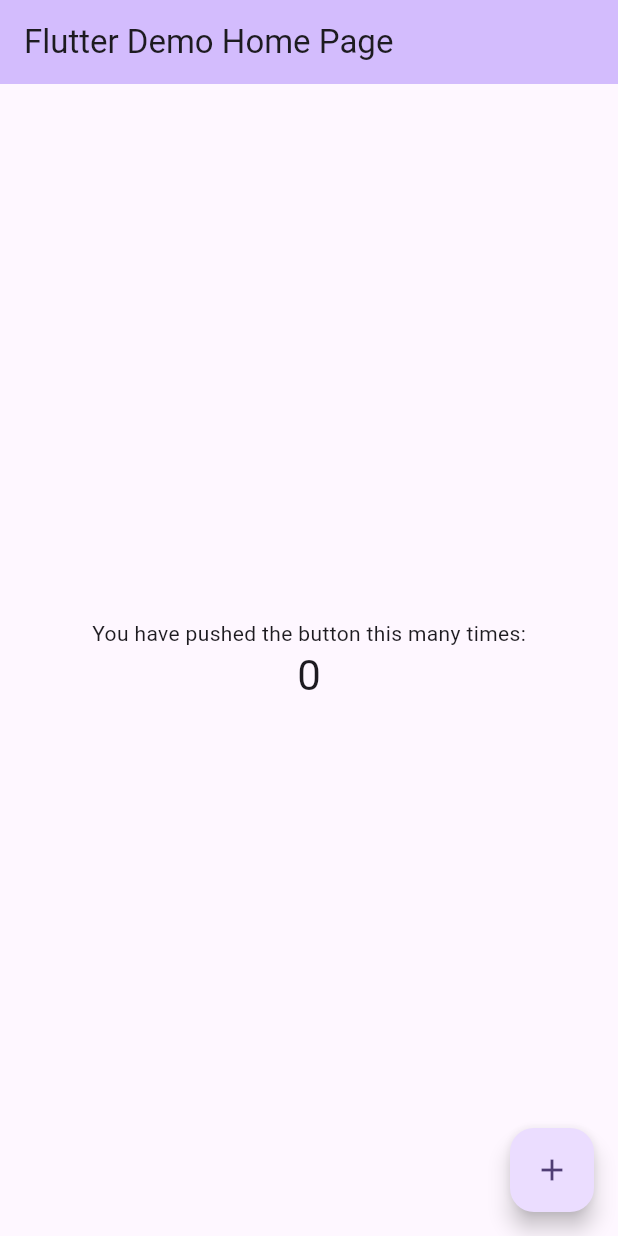
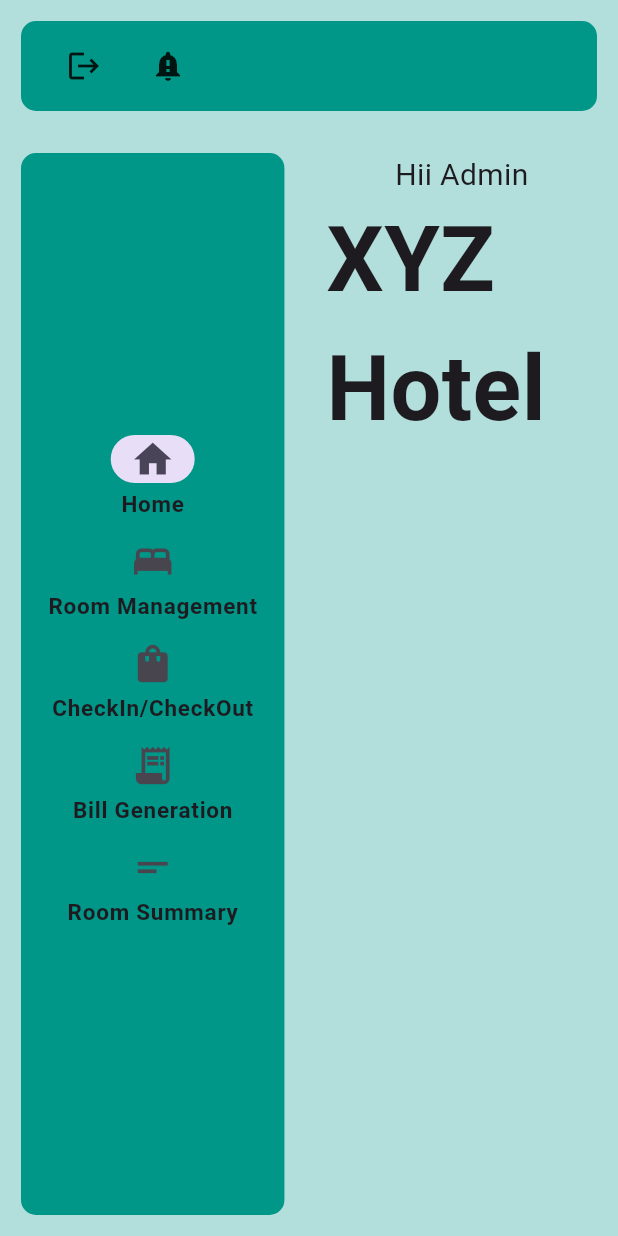
Before and after one commit to CosmicVoidd/Rest_Nest_Admin, a Flutter app: the screen it shows after launch, on a phone screen of 412 x 824 dp. Run offline on Flutter 3.47's test engine with Material 3 defaults, Android fonts, the phone set to English and light mode, and no system bars; missing offline and left inert: window_size.

Commit message:
dashboard1

```diff
--- a/lib/main.dart
+++ b/lib/main.dart
@@ -1,122 +1,30 @@
 import 'package:flutter/material.dart';
+import 'package:rest_nest_admin/pages/dashboard.dart';
+import 'dart:io';
+import 'package:window_size/window_size.dart';
 
-void main() {
+void main() async {
+
+  WidgetsFlutterBinding.ensureInitialized();
+
+  if (Platform.isWindows || Platform.isLinux || Platform.isMacOS) {
+    setWindowTitle('Rest Nest Admin');
+    setWindowMaxSize(Size.infinite);
+    setWindowMinSize(Size.infinite);
+    setWindowFrame(Rect.fromLTWH(0, 0, 1920, 1080));
+  }
+
   runApp(const MyApp());
 }
 
 class MyApp extends StatelessWidget {
   const MyApp({super.key});
 
-  // This widget is the root of your application.
   @override
   Widget build(BuildContext context) {
     return MaterialApp(
-      title: 'Flutter Demo',
-      theme: ThemeData(
-        // This is the theme of your application.
-        //
-        // TRY THIS: Try running your application with "flutter run". You'll see
-        // the application has a purple toolbar. Then, without quitting the app,
-        // try changing the seedColor in the colorScheme below to Colors.green
-        // and then invoke "hot reload" (save your changes or press the "hot
-        // reload" button in a Flutter-supported IDE, or press "r" if you used
-        // the command line to start the app).
-        //
-        // Notice that the counter didn't reset back to zero; the application
-        // state is not lost during the reload. To reset the state, use hot
-        // restart instead.
-        //
-        // This works for code too, not just values: Most code changes can be
-        // tested with just a hot reload.
-        colorScheme: ColorScheme.fromSeed(seedColor: Colors.deepPurple),
-      ),
-      home: const MyHomePage(title: 'Flutter Demo Home Page'),
+      debugShowCheckedModeBanner: false,
+      home: dashboard(),
     );
   }
 }
-
-class MyHomePage extends StatefulWidget {
-  const MyHomePage({super.key, required this.title});
-
-  // This widget is the home page of your application. It is stateful, meaning
-  // that it has a State object (defined below) that contains fields that affect
-  // how it looks.
-
-  // This class is the configuration for the state. It holds the values (in this
-  // case the title) provided by the parent (in this case the App widget) and
-  // used by the build method of the State. Fields in a Widget subclass are
-  // always marked "final".
-
-  final String title;
-
-  @override
-  State<MyHomePage> createState() => _MyHomePageState();
-}
-
-class _MyHomePageState extends State<MyHomePage> {
-  int _counter = 0;
-
-  void _incrementCounter() {
-    setState(() {
-      // This call to setState tells the Flutter framework that something has
-      // changed in this State, which causes it to rerun the build method below
-      // so that the display can reflect the updated values. If we changed
-      // _counter without calling setState(), then the build method would not be
-      // called again, and so nothing would appear to happen.
-      _counter++;
-    });
-  }
-
-  @override
-  Widget build(BuildContext context) {
-    // This method is rerun every time setState is called, for instance as done
-    // by the _incrementCounter method above.
-    //
-    // The Flutter framework has been optimized to make rerunning build methods
-    // fast, so that you can just rebuild anything that needs updating rather
-    // than having to individually change instances of widgets.
-    return Scaffold(
-      appBar: AppBar(
-        // TRY THIS: Try changing the color here to a specific color (to
-        // Colors.amber, perhaps?) and trigger a hot reload to see the AppBar
-        // change color while the other colors stay the same.
-        backgroundColor: Theme.of(context).colorScheme.inversePrimary,
-        // Here we take the value from the MyHomePage object that was created by
-        // the App.build method, and use it to set our appbar title.
-        title: Text(widget.title),
-      ),
-      body: Center(
-        // Center is a layout widget. It takes a single child and positions it
-        // in the middle of the parent.
-        child: Column(
-          // Column is also a layout widget. It takes a list of children and
-          // arranges them vertically. By default, it sizes itself to fit its
-          // children horizontally, and tries to be as tall as its parent.
-          //
-          // Column has various properties to control how it sizes itself and
-          // how it positions its children. Here we use mainAxisAlignment to
-          // center the children vertically; the main axis here is the vertical
-          // axis because Columns are vertical (the cross axis would be
-          // horizontal).
-          //
-          // TRY THIS: Invoke "debug painting" (choose the "Toggle Debug Paint"
-          // action in the IDE, or press "p" in the console), to see the
-          // wireframe for each widget.
-          mainAxisAlignment: MainAxisAlignment.center,
-          children: <Widget>[
-            const Text('You have pushed the button this many times:'),
-            Text(
-              '$_counter',
-              style: Theme.of(context).textTheme.headlineMedium,
-            ),
-          ],
-        ),
-      ),
-      floatingActionButton: FloatingActionButton(
-        onPressed: _incrementCounter,
-        tooltip: 'Increment',
-        child: const Icon(Icons.add),
-      ), // This trailing comma makes auto-formatting nicer for build methods.
-    );
-  }
-}
--- /dev/null
+++ b/lib/pages/dashboard.dart
@@ -0,0 +1,78 @@
+import 'package:flutter/material.dart';
+import 'dashboardItems.dart';
+
+class dashboard extends StatefulWidget {
+  const dashboard({super.key});
+
+  @override
+  State<dashboard> createState() => _dashboardState();
+}
+
+class _dashboardState extends State<dashboard> {
+
+  int _selectedIndex = 0;
+
+  final List<Widget> _pages = [
+    const HomePage(),
+    const RoomManagment(),
+    const checkInCheckOut(),
+    const BillGeneration(),
+    const RoomSummary(),
+  ];
+
+  @override
+  Widget build(BuildContext context) {
+
+    const TextStyle _navRailLabelStyle = TextStyle(fontWeight: FontWeight.bold, fontSize: 15);
+
+    return Scaffold(
+      backgroundColor: Colors.teal[100],
+
+      body: Column(
+        children: [
+          Padding(
+            padding: const EdgeInsets.all(14.0),
+            child: SizedBox(
+              width: double.infinity,
+              height: 60,
+              child: topBarDashboard(),
+            )
+          ),
+          Expanded(
+            child: Row(
+              children: [
+                Padding(
+                  padding: const EdgeInsets.all(14.0),
+                  child: Container(
+                    padding: const EdgeInsets.all(10.0),
+                    decoration: BoxDecoration(color: Colors.teal, borderRadius: BorderRadius.circular(10),),
+                    child: NavigationRail(
+                      // elevation: 5.0,
+                      groupAlignment: 0.0,
+                      backgroundColor: Colors.teal,
+                      selectedIndex: _selectedIndex,
+                      onDestinationSelected: (int index) {
+                        setState(() {
+                          _selectedIndex = index;
+                        });
+                      },
+                      labelType: NavigationRailLabelType.all,
+                      destinations: [
+                        NavigationRailDestination(icon: Icon(Icons.home, size: 30,), label: Text('Home', style: _navRailLabelStyle,)),
+                        NavigationRailDestination(icon: Icon(Icons.bed, size: 30), label: Text('Room Management', style: _navRailLabelStyle)),
+                        NavigationRailDestination(icon: Icon(Icons.shopping_bag, size: 30), label: Text('CheckIn/CheckOut', style: _navRailLabelStyle)),
+                        NavigationRailDestination(icon: Icon(Icons.receipt_long, size: 30), label: Text('Bill Generation', style: _navRailLabelStyle)),
+                        NavigationRailDestination(icon: Icon(Icons.short_text, size: 30), label: Text('Room Summary', style: _navRailLabelStyle))
+                      ],
+                    ),
+                  ),
+                ),
+                Expanded(child: _pages[_selectedIndex])
+              ],
+            ),
+          ),
+        ],
+      ),
+    );
+  }
+}
--- /dev/null
+++ b/lib/pages/dashboardItems.dart
@@ -0,0 +1,111 @@
+import 'package:flutter/material.dart';
+
+class reservations extends StatefulWidget {
+  const reservations({super.key});
+
+  @override
+  State<reservations> createState() => _reservationsState();
+}
+
+class _reservationsState extends State<reservations> {
+  @override
+  Widget build(BuildContext context) {
+    return Container(
+      width: 500,
+      height: 100,
+      color: Colors.white,
+    );
+  }
+}
+
+class HomePage extends StatelessWidget {
+  final _hotelName = "XYZ Hotel";
+  static final TextStyle _hotelNameTextStyle = TextStyle(
+    fontSize: 60,
+    fontWeight: FontWeight.bold,
+  );
+  static final TextStyle _adminTextStyle = TextStyle(
+    fontSize: 20,
+    // fontStyle: FontStyle.italic,
+  );
+
+  const HomePage({super.key});
+
+  @override
+  Widget build(BuildContext context) {
+    return Scaffold(
+      backgroundColor: Colors.teal[100],
+      body: Padding(
+        padding: const EdgeInsets.all(14.0),
+        child: Column(
+          children: [
+            Text("Hii Admin", style: _adminTextStyle,),
+            Text(_hotelName, style: _hotelNameTextStyle,)
+          ],
+        ),
+      ),
+    );
+  }
+}
+
+class RoomManagment extends StatelessWidget {
+  const RoomManagment({super.key});
+
+  @override
+  Widget build(BuildContext context) {
+    return const Placeholder();
+  }
+}
+
+class checkInCheckOut extends StatelessWidget {
+  const checkInCheckOut({super.key});
+
+  @override
+  Widget build(BuildContext context) {
+    return const Placeholder();
+  }
+}
+
+class BillGeneration extends StatelessWidget {
+  const BillGeneration({super.key});
+
+  @override
+  Widget build(BuildContext context) {
+    return const Placeholder();
+  }
+}
+
+class RoomSummary extends StatelessWidget {
+  const RoomSummary({super.key});
+
+  @override
+  Widget build(BuildContext context) {
+    return const Placeholder();
+  }
+}
+
+
+
+class topBarDashboard extends StatelessWidget {
+  const topBarDashboard({super.key});
+
+  @override
+  Widget build(BuildContext context) {
+    return Container(
+      decoration: BoxDecoration(
+        color: Colors.teal,
+        borderRadius: BorderRadius.circular(10),
+      ),
+      alignment: Alignment.center,
+      child: Container(
+        padding: EdgeInsets.all(14.0),
+        child: Row(
+          children: [
+            MaterialButton(onPressed: () => {}, child: Icon(Icons.logout), splashColor: Colors.red, minWidth: 14,),
+            MaterialButton(onPressed: () => {}, child: Icon(Icons.notification_important), minWidth: 14,)
+          ],
+        ),
+      ),
+    );
+  }
+}
--- a/pubspec.yaml
+++ b/pubspec.yaml
@@ -34,6 +34,7 @@ dependencies:
   # The following adds the Cupertino Icons font to your application.
   # Use with the CupertinoIcons class for iOS style icons.
   cupertino_icons: ^1.0.8
+  window_size:
 
 dev_dependencies:
   flutter_test:
```
Also changed, not shown: pubspec.lock, 5 other files.
